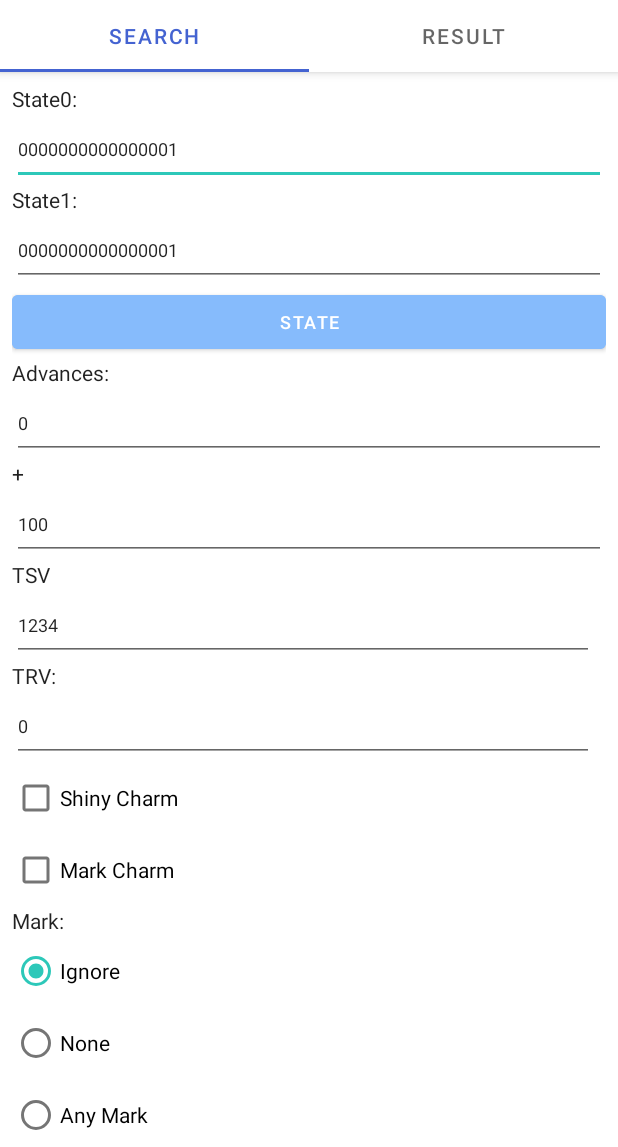
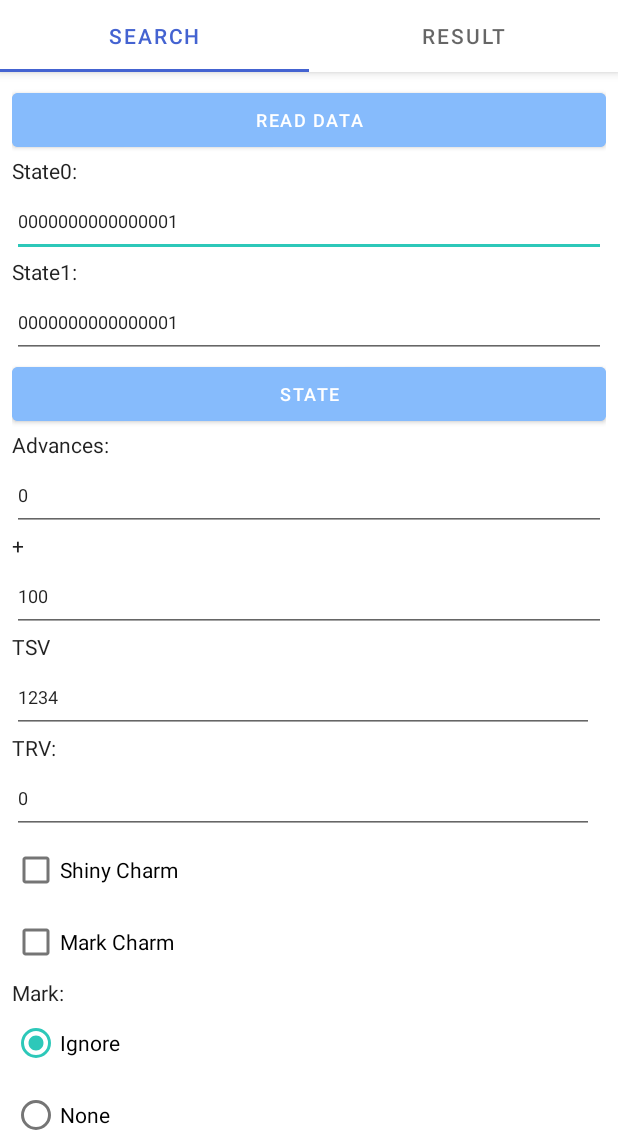
Before and after one commit to IPA989/SwShOverWorldRNGTool, an Android app: the screen it shows after launch (MainActivity), on a phone screen of 412 x 824 dp, the part 89-1236 px from its top. Run offline under Robolectric (Android 15) with nearby library versions, the phone set to English and light mode, and no system bars; 1 statement that could not run was skipped.

Commit message:
Save some data to terminal

```diff
--- a/SwShOverWorldRNGTool/app/src/main/java/com/ipa989/swshoverworldrngtool/Main_Search.java
+++ b/SwShOverWorldRNGTool/app/src/main/java/com/ipa989/swshoverworldrngtool/Main_Search.java
@@ -1,15 +1,21 @@
 package com.ipa989.swshoverworldrngtool;
 
+import android.app.Activity;
+import android.content.SharedPreferences;
 import android.os.Bundle;
+import android.preference.PreferenceManager;
 import android.view.LayoutInflater;
 import android.view.View;
 import android.view.ViewGroup;
+import android.widget.CheckBox;
+import android.widget.EditText;
 
 import androidx.annotation.NonNull;
 import androidx.annotation.Nullable;
 import androidx.fragment.app.Fragment;
 
 public class Main_Search extends Fragment {
+    private SharedPreferences dataStore;
 
 
     @Nullable
@@ -19,7 +25,42 @@ public class Main_Search extends Fragment {
             @Nullable ViewGroup container,
             @Nullable Bundle savedInstanceState) {
         View view = inflater.inflate(R.layout.main_search,container,false);
+
+        dataStore = getActivity().getSharedPreferences("DataStore", Activity.MODE_PRIVATE);
+        String state0 = dataStore.getString("state0", "Nothing");
+        EditText s0 = (EditText) view.findViewById(R.id.s0);
+        if(!state0.equals("Nothing")) {
+            s0.setText(state0);
+        }
+        String state1 = dataStore.getString("state1", "Nothing");
+        if(!state1.equals("Nothing")) {
+            EditText s1 = (EditText) view.findViewById(R.id.s1);
+            s1.setText(state0);
+        }
+        String tsv = dataStore.getString("tsv", "Nothing");
+        if(!tsv.equals("Nothing")) {
+            EditText TSV = (EditText) view.findViewById(R.id.tsv);
+            TSV.setText(tsv);
+        }
+        String trv = dataStore.getString("trv", "Nothing");
+        if(!trv.equals("Nothing")) {
+            EditText TRV = (EditText) view.findViewById(R.id.trv);
+            TRV.setText(trv);
+        }
+        boolean shinyCharm = dataStore.getBoolean("shinyCharm", false);
+        if(shinyCharm){
+            CheckBox shiny = (CheckBox) view.findViewById(R.id.shinycharm);
+            shiny.setChecked(true);
+        }
+        boolean markCharm = dataStore.getBoolean("markCharm", false);
+        if(markCharm){
+            CheckBox mark = (CheckBox) view.findViewById(R.id.markcharm);
+            mark.setChecked(true);
+        }
+
         return view;
     }
 
+
+
 }
--- a/SwShOverWorldRNGTool/app/src/main/res/layout/main_search.xml
+++ b/SwShOverWorldRNGTool/app/src/main/res/layout/main_search.xml
@@ -44,6 +44,16 @@
 <!--                    android:singleLine="true"-->
 <!--                    tools:text="Faulse" />-->
 <!--            </com.google.android.material.textfield.TextInputLayout>-->
+
+            <Button
+                android:id="@+id/setdataButton"
+                android:layout_width="match_parent"
+                android:layout_height="wrap_content"
+                android:layout_weight="1"
+                android:backgroundTint="@color/purple_200"
+                android:onClick="setdata"
+                android:text="read data"
+                android:textSize="12sp" />
 
             <TextView
                 android:id="@+id/state0"
@@ -298,8 +308,7 @@
                 android:layout_width="match_parent"
                 android:layout_height="wrap_content"
                 android:layout_weight="1"
-                android:text="@string/natureLabel"
-                android:visibility="gone" />
+                android:text="@string/natureLabel" />
 
             <EditText
                 android:id="@+id/desiredNature"
@@ -310,8 +319,7 @@
                 android:ems="10"
                 android:inputType="textPersonName"
                 android:minHeight="48dp"
-                android:text="@string/Ignore"
-                android:visibility="gone" />
+                android:text="@string/Ignore" />
 
             <CheckBox
                 android:id="@+id/cutecharm"
```
Also changed, not shown: SwShOverWorldRNGTool/app/src/main/java/com/ipa989/swshoverworldrngtool/MainActivity.java (+40 -21 lines), SwShOverWorldRNGTool/app/src/main/java/com/ipa989/swshoverworldrngtool/State_Search.java (+0 -17 lines).
